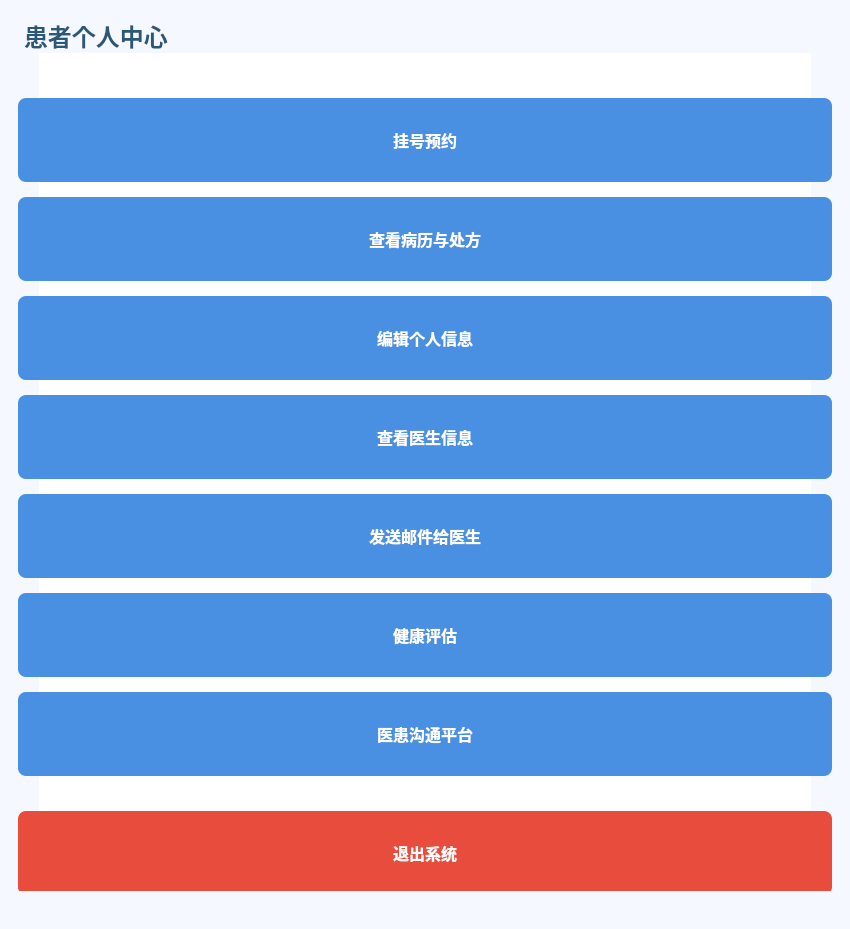
Qt form medical_client/patientprofile.ui (Gray7118/SMS-Smart_Medical_System) before a commit.
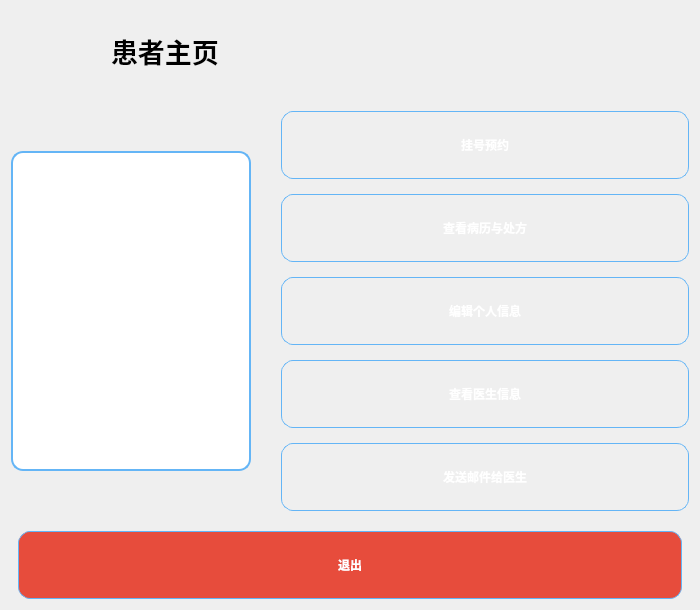
The same form after that commit. Icons and pictures are not drawn.

Commit message: feat: 修改注册页面，患者主页及医生主页的ui

What changed in the file:
```diff
--- a/medical_client/patientprofile.ui
+++ b/medical_client/patientprofile.ui
@@ -6,87 +6,155 @@
    <rect>
     <x>0</x>
     <y>0</y>
-    <width>850</width>
-    <height>929</height>
+    <width>700</width>
+    <height>600</height>
    </rect>
   </property>
-  <property name="minimumSize">
-   <size>
-    <width>850</width>
-    <height>900</height>
-   </size>
-  </property>
   <property name="windowTitle">
    <string>患者个人中心</string>
   </property>
   <property name="styleSheet">
    <string notr="true">
-    /* 主窗口样式 */
-    QWidget {
-        background-color: #f5f9ff;
-        font-family: 'Microsoft YaHei';
+    QWidget#PatientProfile {
+        background-color: qlineargradient(
+            x1:0, y1:0, x2:0, y2:1,
+            stop:0 #e3f2fd,
+            stop:1 #ffffff
+        );
+        font-family: "Microsoft YaHei";
+    }
+    QLabel#patientPhotoLabel {
+        border: 2px solid #64b5f6;
+        border-radius: 12px;
+        background-color: #ffffff;
     }
     QPushButton {
-        background-color: #4a90e2;
-        color: white;
-        border: none;
-        border-radius: 8px;
-        padding: 12px 0;
-        font-size: 16px;
+        border-radius: 12px;
+        border: 1px solid #64b5f6;
+        color: #ffffff;
         font-weight: bold;
-        min-width: 240px;
-        min-height: 60px;
+        background-color: qlineargradient(
+            x1:0, y1:0, x2:0, y2:1,
+            stop:0 #6ec6ff,
+            stop:1 #1e88e5
+        );
+        padding: 8px 16px;
+        min-width: 180px;
+        min-height: 50px;
     }
-    QPushButton:hover { background-color: #3a7bc8; }
-    QPushButton:pressed { background-color: #2c6bb6; }
-    #quitButton { background-color: #e74c3c; margin-top: 20px; }
+    QPushButton:hover {
+        background-color: qlineargradient(
+            x1:0, y1:0, x2:0, y2:1,
+            stop:0 #81d4fa,
+            stop:1 #1976d2
+        );
+    }
+    QPushButton:pressed {
+        background-color: qlineargradient(
+            x1:0, y1:0, x2:0, y2:1,
+            stop:0 #1e88e5,
+            stop:1 #1565c0
+        );
+    }
+    #quitButton {
+        background-color: #e74c3c;
+    }
     #quitButton:hover { background-color: #c0392b; }
-    #buttonContainer { background-color: white; border-radius: 12px; padding: 30px; margin: 30px; box-shadow: 0 4px 8px rgba(0,0,0,0.1); }
-    #titleLabel { color: #2b5876; font-size: 24px; font-weight: bold; qproperty-alignment: AlignCenter; margin-bottom: 30px; }
-    QScrollArea { border: none; background: transparent; }
    </string>
   </property>
-  <widget class="QScrollArea" name="scrollArea">
-   <property name="geometry">
-    <rect>
-     <x>0</x>
-     <y>0</y>
-     <width>850</width>
-     <height>900</height>
-    </rect>
-   </property>
-   <property name="widgetResizable">
-    <bool>true</bool>
-   </property>
-   <widget class="QWidget" name="scrollAreaWidgetContents">
-    <property name="geometry">
-     <rect>
-      <x>0</x>
-      <y>0</y>
-      <width>850</width>
-      <height>900</height>
-     </rect>
-    </property>
-    <layout class="QVBoxLayout" name="verticalLayout_2">
-     <item>
-      <widget class="QWidget" name="buttonContainer" native="true">
-       <property name="minimumSize">
-        <size>
-         <width>0</width>
-         <height>800</height>
-        </size>
-       </property>
-       <layout class="QVBoxLayout" name="verticalLayout">
+
+  <!-- 主垂直布局 -->
+  <layout class="QVBoxLayout" name="mainVerticalLayout">
         <property name="spacing">
-         <number>15</number>
-        </property>
+    <number>20</number>
+   </property>
+
+   <!-- 顶部标题栏：Logo + 标题 -->
+   <item>
+    <layout class="QHBoxLayout" name="titleLayout">
+     <item>
+      <widget class="QLabel" name="logoLabel">
+       <property name="minimumSize">
+        <size>
+         <width>80</width>
+         <height>80</height>
+        </size>
+       </property>
+       <property name="maximumSize">
+        <size>
+         <width>80</width>
+         <height>80</height>
+        </size>
+       </property>
+       <property name="pixmap">
+        <pixmap>logo.png</pixmap>
+       </property>
+       <property name="scaledContents">
+        <bool>true</bool>
+       </property>
+      </widget>
+     </item>
         <item>
          <widget class="QLabel" name="titleLabel">
+       <property name="font">
+        <font>
+         <family>微软雅黑</family>
+         <pointsize>20</pointsize>
+         <weight>75</weight>
+         <bold>true</bold>
+        </font>
+       </property>
           <property name="text">
-           <string>患者个人中心</string>
-          </property>
-         </widget>
-        </item>
+        <string>患者主页</string>
+       </property>
+       <property name="alignment">
+        <set>Qt::AlignVCenter|Qt::AlignLeft</set>
+       </property>
+      </widget>
+     </item>
+    </layout>
+   </item>
+
+   <!-- 主体：水平布局（左患者图像 + 右按钮区） -->
+   <item>
+    <layout class="QHBoxLayout" name="mainContentLayout">
+     <property name="spacing">
+      <number>30</number>
+     </property>
+
+     <!-- 左侧患者图片 -->
+     <item>
+      <widget class="QLabel" name="patientPhotoLabel">
+       <property name="minimumSize">
+        <size>
+         <width>240</width>
+         <height>320</height>
+        </size>
+       </property>
+       <property name="maximumSize">
+        <size>
+         <width>240</width>
+         <height>320</height>
+        </size>
+       </property>
+       <property name="pixmap">
+        <pixmap>patient.png</pixmap>
+       </property>
+       <property name="alignment">
+        <set>Qt::AlignCenter</set>
+       </property>
+       <property name="scaledContents">
+        <bool>true</bool>
+       </property>
+      </widget>
+     </item>
+
+     <!-- 右侧按钮区 -->
+     <item>
+      <layout class="QVBoxLayout" name="buttonVBoxLayout">
+       <property name="spacing">
+        <number>15</number>
+       </property>
         <item>
          <widget class="QPushButton" name="scheduleButton">
           <property name="text">
@@ -94,19 +162,6 @@
           </property>
          </widget>
         </item>
-        <item>
-         <spacer name="verticalSpacer_1">
-          <property name="orientation">
-           <enum>Qt::Vertical</enum>
-          </property>
-          <property name="sizeHint" stdset="0">
-           <size>
-            <width>20</width>
-            <height>15</height>
-           </size>
-          </property>
-         </spacer>
-        </item>
         <item>
          <widget class="QPushButton" name="appointmentCaseButton">
           <property name="text">
@@ -114,19 +169,6 @@
           </property>
          </widget>
         </item>
-        <item>
-         <spacer name="verticalSpacer_2">
-          <property name="orientation">
-           <enum>Qt::Vertical</enum>
-          </property>
-          <property name="sizeHint" stdset="0">
-           <size>
-            <width>20</width>
-            <height>15</height>
-           </size>
-          </property>
-         </spacer>
-        </item>
         <item>
          <widget class="QPushButton" name="profileButton">
           <property name="text">
@@ -134,19 +176,6 @@
           </property>
          </widget>
         </item>
-        <item>
-         <spacer name="verticalSpacer_3">
-          <property name="orientation">
-           <enum>Qt::Vertical</enum>
-          </property>
-          <property name="sizeHint" stdset="0">
-           <size>
-            <width>20</width>
-            <height>15</height>
-           </size>
-          </property>
-         </spacer>
-        </item>
         <item>
          <widget class="QPushButton" name="doctorButton">
           <property name="text">
@@ -162,67 +191,7 @@
          </widget>
         </item>
         <item>
-         <spacer name="verticalSpacer_emailButton">
-          <property name="orientation">
-           <enum>Qt::Vertical</enum>
-          </property>
-          <property name="sizeHint" stdset="0">
-           <size>
-            <width>20</width>
-            <height>15</height>
-           </size>
-          </property>
-         </spacer>
-        </item>
-        <item>
-         <widget class="QPushButton" name="healthButton">
-          <property name="text">
-           <string>健康评估</string>
-          </property>
-         </widget>
-        </item>
-        <item>
-         <spacer name="verticalSpacer_5">
-          <property name="orientation">
-           <enum>Qt::Vertical</enum>
-          </property>
-          <property name="sizeHint" stdset="0">
-           <size>
-            <width>20</width>
-            <height>15</height>
-           </size>
-          </property>
-         </spacer>
-        </item>
-        <item>
-         <widget class="QPushButton" name="chatButton">
-          <property name="text">
-           <string>医患沟通平台</string>
-          </property>
-         </widget>
-        </item>
-        <item>
-         <spacer name="verticalSpacer_6">
-          <property name="orientation">
-           <enum>Qt::Vertical</enum>
-          </property>
-          <property name="sizeHint" stdset="0">
-           <size>
-            <width>20</width>
-            <height>30</height>
-           </size>
-          </property>
-         </spacer>
-        </item>
-        <item>
-         <widget class="QPushButton" name="quitButton">
-          <property name="text">
-           <string>退出系统</string>
-          </property>
-         </widget>
-        </item>
-        <item>
-         <spacer name="verticalSpacer_7">
+        <spacer name="verticalSpacerButtons">
           <property name="orientation">
            <enum>Qt::Vertical</enum>
           </property>
@@ -235,11 +204,43 @@
          </spacer>
         </item>
        </layout>
-      </widget>
      </item>
     </layout>
-   </widget>
-  </widget>
+   </item>
+
+   <!-- 底部退出按钮 -->
+   <item>
+    <layout class="QHBoxLayout" name="quitButtonLayout">
+     <item>
+      <spacer name="leftSpacer">
+       <property name="orientation">
+        <enum>Qt::Horizontal</enum>
+       </property>
+      </spacer>
+     </item>
+     <item>
+      <widget class="QPushButton" name="quitButton">
+       <property name="minimumSize">
+        <size>
+         <width>200</width>
+         <height>50</height>
+        </size>
+       </property>
+       <property name="text">
+        <string>退出</string>
+       </property>
+      </widget>
+     </item>
+     <item>
+      <spacer name="rightSpacer">
+       <property name="orientation">
+        <enum>Qt::Horizontal</enum>
+       </property>
+      </spacer>
+     </item>
+    </layout>
+   </item>
+  </layout>
  </widget>
  <resources/>
  <connections/>
```
Left out of the diff: 2 changed lines with no effect on the pictures. Lines whose indentation alone changed are shown as unchanged. The commit also changes 14 other files.
